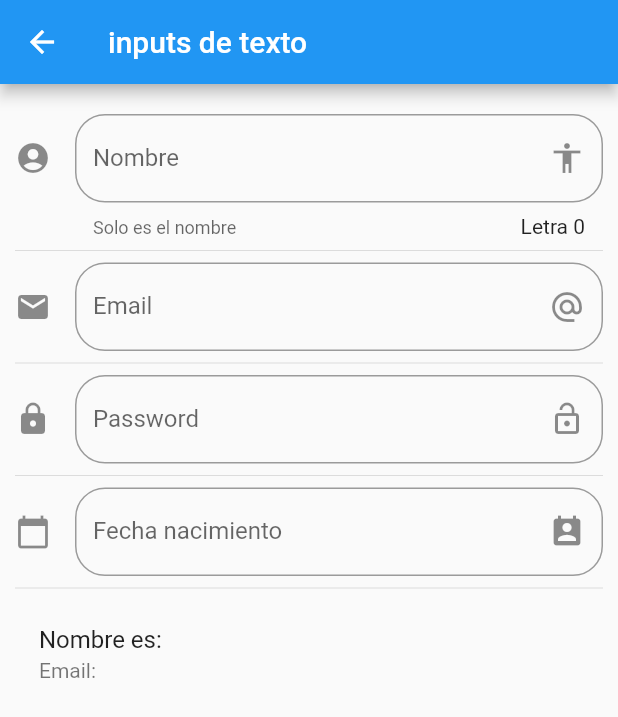
After one commit to San2393/componentes-flutter, a Flutter app: the screen it shows after launch, after a tap on "Inputs", on a phone screen of 412 x 824 dp. The commit adds this screen. Shown: the top 717 px of the screen. Run offline on Flutter 3.47's test engine with Material 2 defaults, Android fonts, the phone set to English and light mode, and no system bars; network calls fail.

Commit message:
Se agrega ruta de inputs

```diff
--- a/data/menu_opts.json
+++ b/data/menu_opts.json
@@ -20,6 +20,11 @@
             "ruta" : "animatedContainer",
             "icon" : "donut_large",
             "texto": "Animated Container"
+        },
+        {
+            "ruta" : "inputs",
+            "icon" : "input",
+            "texto": "Inputs"
         }
     ]
 }
--- a/lib/main.dart
+++ b/lib/main.dart
@@ -3,6 +3,7 @@ import 'package:componentes/src/pages/avatar_page.dart';
 import 'package:componentes/src/route/routes.dart';
 import 'package:flutter/material.dart';
 import 'package:componentes/src/pages/home_page.dart';
+import 'package:flutter_localizations/flutter_localizations.dart';
 
 void main() => runApp(MyApp());
 
@@ -12,6 +13,15 @@ class MyApp extends StatelessWidget {
     return MaterialApp(
       title: 'Componentes App',
       debugShowCheckedModeBanner: false,
+      localizationsDelegates: [
+        GlobalMaterialLocalizations.delegate,
+        GlobalWidgetsLocalizations.delegate,
+        GlobalCupertinoLocalizations.delegate,
+      ],
+      supportedLocales: [
+        const Locale('en'), // English,
+        const Locale('es'), // English,
+      ],
       // home: HomePage(),
       initialRoute: '/',
       routes: getApplicationRoutes(),
--- /dev/null
+++ b/lib/src/pages/input_page.dart
@@ -0,0 +1,129 @@
+import 'package:flutter/material.dart';
+
+class InputPage extends StatefulWidget {
+  @override
+  _InputPageState createState() => _InputPageState();
+}
+
+class _InputPageState extends State<InputPage> {
+  String _nombre = '';
+  String _email = '';
+  String _fecha = '';
+  TextEditingController _inputFieldDateControler = new TextEditingController();
+
+  @override
+  Widget build(BuildContext context) {
+    return Scaffold(
+      appBar: AppBar(
+        title: Text("inputs de texto"),
+      ),
+      body: ListView(
+        padding: EdgeInsets.symmetric(horizontal: 10.0, vertical: 20.0),
+        children: <Widget>[
+          _crearInput(),
+          Divider(),
+          _crearEmail(),
+          Divider(),
+          _crearPassword(),
+          Divider(),
+          _crearFecha(context),
+          Divider(),
+          _crearPersona(),
+        ],
+      ),
+    );
+  }
+
+  Widget _crearInput() {
+    return TextField(
+      // autofocus: true,
+      textCapitalization: TextCapitalization.sentences,
+      decoration: InputDecoration(
+          border: OutlineInputBorder(borderRadius: BorderRadius.circular(20.0)),
+          counter: Text('Letra ${_nombre.length}'),
+          hintText: 'Nombre de la persona',
+          labelText: 'Nombre',
+          helperText: 'Solo es el nombre',
+          suffixIcon: Icon(Icons.accessibility),
+          icon: Icon(Icons.account_circle)),
+      onChanged: (valor) {
+        setState(() => _nombre = valor);
+      },
+    );
+  }
+
+  Widget _crearEmail() {
+    return TextField(
+      keyboardType: TextInputType.emailAddress,
+      textCapitalization: TextCapitalization.sentences,
+      decoration: InputDecoration(
+          border: OutlineInputBorder(borderRadius: BorderRadius.circular(20.0)),
+          hintText: 'Email',
+          labelText: 'Email',
+          suffixIcon: Icon(Icons.alternate_email),
+          icon: Icon(Icons.email)),
+      onChanged: (valor) {
+        setState(() => _email = valor);
+      },
+    );
+  }
+
+  Widget _crearPersona() {
+    return ListTile(
+      title: Text('Nombre es: $_nombre'),
+      subtitle: Text('Email: $_email'),
+    );
+  }
+
+  Widget _crearPassword() {
+    return TextField(
+      obscureText: true,
+      textCapitalization: TextCapitalization.sentences,
+      decoration: InputDecoration(
+          border: OutlineInputBorder(borderRadius: BorderRadius.circular(20.0)),
+          hintText: 'Password',
+          labelText: 'Password',
+          suffixIcon: Icon(Icons.lock_open),
+          icon: Icon(Icons.lock)),
+      onChanged: (valor) {
+        setState(() => _email = valor);
+      },
+    );
+  }
+
+  Widget _crearFecha(BuildContext context) {
+    return TextField(
+      enableInteractiveSelection: false,
+      controller: _inputFieldDateControler,
+      decoration: InputDecoration(
+          border: OutlineInputBorder(
+            borderRadius: BorderRadius.circular(20.0),
+          ),
+          hintText: 'Fecha nacimiento',
+          labelText: 'Fecha nacimiento',
+          suffixIcon: Icon(Icons.perm_contact_calendar),
+          icon: Icon(Icons.calendar_today)),
+      onTap: () {
+        FocusScope.of(context).requestFocus(new FocusNode());
+        _selectDate(context);
+      },
+    );
+  }
+
+  void _selectDate(BuildContext context) async {
+    DateTime picked = await showDatePicker(
+        context: context,
+        initialDate: new DateTime.now(),
+        firstDate: new DateTime(2018),
+        lastDate: new DateTime(2025),
+        locale: Locale('es','ES')
+        );
+
+    if (picked != null) {
+      setState(() {
+        _fecha = picked.toString();
+        _inputFieldDateControler.text = _fecha;
+      });
+    }
+  }
+}
--- a/lib/src/route/routes.dart
+++ b/lib/src/route/routes.dart
@@ -1,3 +1,4 @@
+import 'package:componentes/src/pages/input_page.dart';
 import 'package:flutter/material.dart';
 import 'package:componentes/src/pages/alert_page.dart';
 import 'package:componentes/src/pages/avatar_page.dart';
@@ -12,5 +13,6 @@ Map<String, WidgetBuilder> getApplicationRoutes() {
     'avatar': (BuildContext context) => AvatarPage(),
     'card': (BuildContext context) => CardPage(),
     'animatedContainer': (BuildContext context) => AnimatedContainerPage(),
+    'inputs': (BuildContext context) => InputPage(),
   };
 }
--- a/lib/src/utils/icono_string_util.dart
+++ b/lib/src/utils/icono_string_util.dart
@@ -4,7 +4,8 @@ final _icons = <String, IconData>{
   'add_alert': Icons.add_alert,
   'accessibility': Icons.accessibility,
   'folder_open': Icons.folder_open,
-  'donut_large': Icons.donut_large
+  'donut_large': Icons.donut_large,
+  'input': Icons.input
 };
 
 Icon getIcon(String nombreIcono) {
--- a/pubspec.yaml
+++ b/pubspec.yaml
@@ -19,6 +19,9 @@ environment:
 dependencies:
   flutter:
     sdk: flutter
+  flutter_localizations:
+    sdk: flutter
+  flutter_cupertino_localizations: ^1.0.1
 
   # The following adds the Cupertino Icons font to your application.
   # Use with the CupertinoIcons class for iOS style icons.
```
Also changed, not shown: pubspec.lock.
